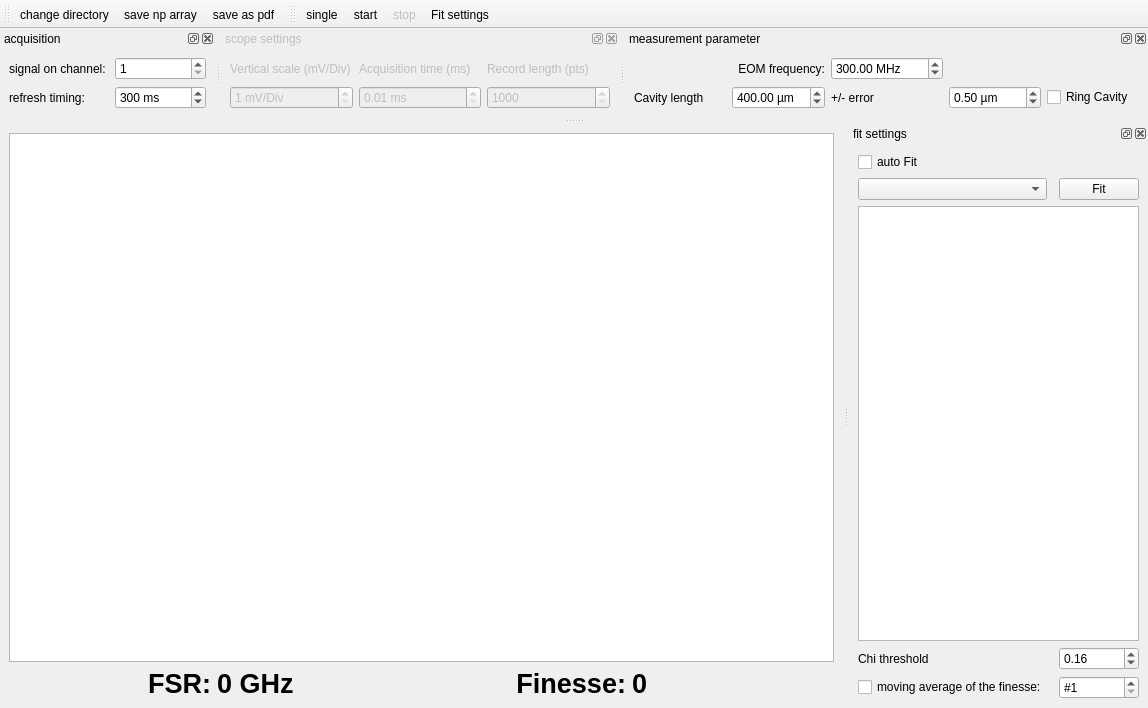
The window that src/qudi/gui/finesse_measurement/ui_FinesseMeasurement_gui.ui (blupgnup/qudi-ffpc) describes before a commit, drawn with Qt 5.
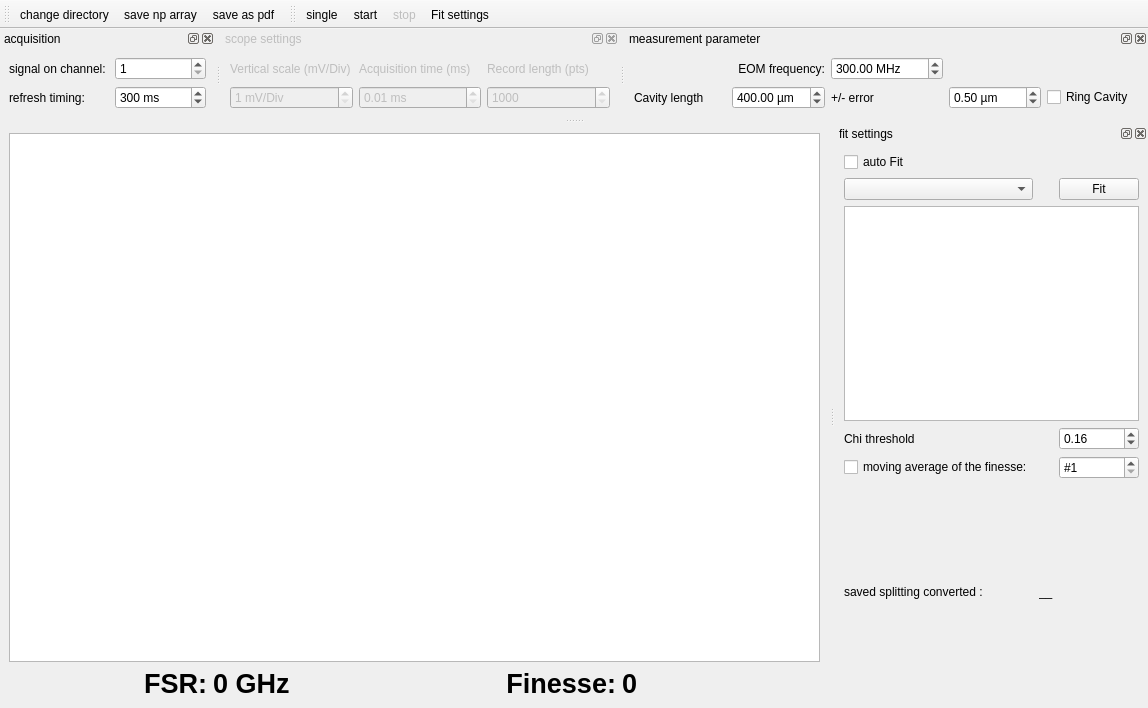
The same window after the commit. Icons and pictures are not drawn. Custom widgets are drawn as their Qt base class.

Commit message: twos step mesurment and gui infos on it

The edit to the form file:
```diff
--- a/src/qudi/gui/finesse_measurement/ui_FinesseMeasurement_gui.ui
+++ b/src/qudi/gui/finesse_measurement/ui_FinesseMeasurement_gui.ui
@@ -356,7 +356,21 @@
        </property>
       </widget>
      </item>
-     <item row="6" column="0">
+     <item row="7" column="0">
+      <widget class="QLabel" name="saved_step1">
+       <property name="text">
+        <string>saved splitting converted : </string>
+       </property>
+      </widget>
+      </item> 
+     <item row="7" column="1">
+      <widget class="QLabel" name="saved_step1_value">
+       <property name="text">
+        <string>__</string>
+       </property>
+      </widget>
+      </item> 
+      <item row="6" column="0">
       <widget class="QCheckBox" name="checkBox_average">
        <property name="enabled">
         <bool>true</bool>
```
The commit also changes 5 other files.
